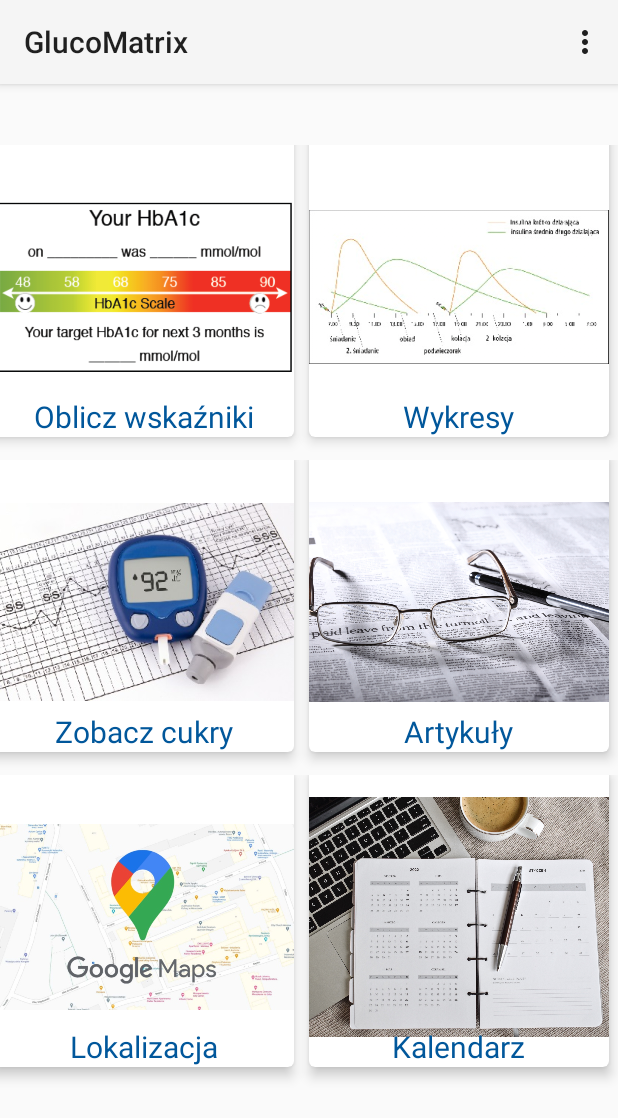
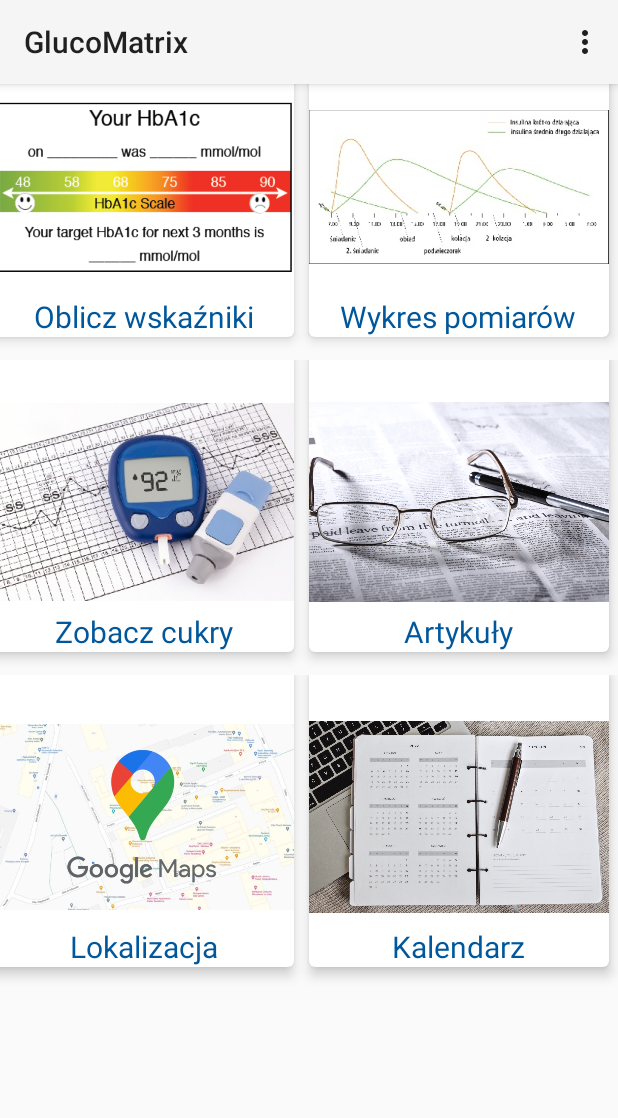
Before and after one commit to filip20121/glucometrix, an Android app: the MainActivity screen opened directly, with no data from a screen before it, on a phone screen of 412 x 824 dp. Shown: the top 1118 px of the screen. Run offline under Robolectric (Android 15) with nearby library versions, the phone set to English and light mode, and no system bars.

Commit message:
Cleanup code

```diff
--- a/app/src/main/java/com/example/glucometrix/Account.kt
+++ b/app/src/main/java/com/example/glucometrix/Account.kt
@@ -48,11 +48,6 @@ class Account : AppCompatActivity() {
             curPass.text = password
             Toast.makeText(applicationContext, "Password was changed", LENGTH_LONG)
         }
-        /* load image from gallery and display it, after pressing the back button image disapear
-        button.setOnClickListener {
-            val gallery = Intent(Intent.ACTION_PICK, MediaStore.Images.Media.INTERNAL_CONTENT_URI)
-            startActivityForResult(gallery, pickImage)
-        }*/
     }
     override fun onActivityResult(requestCode: Int, resultCode: Int, data: Intent?) {
         super.onActivityResult(requestCode, resultCode, data)
@@ -67,7 +62,6 @@ class Account : AppCompatActivity() {
         img = sharedPref.getString(
             "dane",
             "")
-        //imageView.setImageURI(Uri.parse(img))
     }
 
     override fun onPause() {
--- a/app/src/main/java/com/example/glucometrix/AddGluco.kt
+++ b/app/src/main/java/com/example/glucometrix/AddGluco.kt
@@ -10,7 +10,6 @@ import com.example.glucometrix.dataClass.GlucoseData
 import java.util.*
 
 class AddGluco : AppCompatActivity() {
-    var desc:String = ""
 
     @SuppressLint("ShowToast", "SetTextI18n")
     override fun onCreate(savedInstanceState: Bundle?) {
@@ -30,9 +29,7 @@ class AddGluco : AppCompatActivity() {
             }else{
                 confirm.text = "Wystąpił błąd. Pomiar nie został dodany"
             }
-
         }
-
 
 // Create an ArrayAdapter using the string array and a default spinner layout
         ArrayAdapter.createFromResource(
--- a/app/src/main/java/com/example/glucometrix/DatabaseHandler.kt
+++ b/app/src/main/java/com/example/glucometrix/DatabaseHandler.kt
@@ -135,7 +135,6 @@ class DatabaseHandler(context: Context): SQLiteOpenHelper(
             db.execSQL(strSQL)
         }
 
-        // db.update(TABLE_USERS, contentValues, "_id = ?", arrayOf(KEY_ID));
         db.close()
     }
 
@@ -267,8 +266,8 @@ class DatabaseHandler(context: Context): SQLiteOpenHelper(
         val dateGlucoseList: MutableList<DateGlucose> = ArrayList()
         val db = this.readableDatabase
         val userId = getCurrId(db)
-        val selectQuery = "SELECT $KEY_USER_ID, $KEY_DATE, $KEY_HOUR, $KEY_GLUCOSE, $KEY_DESC FROM $TABLE_GLUCO WHERE $KEY_USER_ID ='$userId' ORDER BY $KEY_DATE DESC;"
-        val selectQuery1 = "SELECT DISTINCT $KEY_DATE FROM $TABLE_GLUCO WHERE $KEY_USER_ID ='$userId';"
+        val selectQuery = "SELECT $KEY_USER_ID, $KEY_DATE, $KEY_HOUR, $KEY_GLUCOSE, $KEY_DESC FROM $TABLE_GLUCO WHERE $KEY_USER_ID ='$userId' ORDER BY $KEY_DATE, $KEY_HOUR DESC;"
+        val selectQuery1 = "SELECT DISTINCT $KEY_DATE FROM $TABLE_GLUCO WHERE $KEY_USER_ID ='$userId' ORDER BY $KEY_DATE DESC;"
 
         val c1: Cursor = db.rawQuery(selectQuery1, null)
             if (c1.moveToFirst()) {
@@ -455,4 +454,5 @@ class DatabaseHandler(context: Context): SQLiteOpenHelper(
     fun showPassword(): String {
         return curPassw
     }
+
 }
--- a/app/src/main/java/com/example/glucometrix/MainActivity.kt
+++ b/app/src/main/java/com/example/glucometrix/MainActivity.kt
@@ -13,7 +13,6 @@ import com.example.glucometrix.indicators.Indicators
 import com.example.glucometrix.maps.MapsActivity
 
 class MainActivity : AppCompatActivity() {
-    private val DESC: String = "DESC"
 
     override fun onCreate(savedInstanceState: Bundle?) {
         super.onCreate(savedInstanceState)
@@ -68,8 +67,6 @@ class MainActivity : AppCompatActivity() {
     override fun onOptionsItemSelected(item: MenuItem) = when (item.itemId) {
         R.id.action_add_glucose -> {
             val thread = Thread{
-                //val bundle = 3
-                //intent.putExtra(DESC, bundle);
                 startActivity(Intent(this, AddGluco::class.java))
             }
             thread.start()
@@ -78,8 +75,6 @@ class MainActivity : AppCompatActivity() {
 
         R.id.action_account -> {
             val thread = Thread{
-                //val bundle = 3
-                //intent.putExtra(DESC, bundle);
                 startActivity(Intent(this, Account::class.java))
             }
             thread.start()
@@ -87,8 +82,6 @@ class MainActivity : AppCompatActivity() {
         }
         R.id.action_logout -> {
             val thread = Thread{
-                //val bundle = 3
-                //intent.putExtra(DESC, bundle);
                 startActivity(Intent(this, Login::class.java))
                 finish()
             }
--- a/app/src/main/java/com/example/glucometrix/adapters/RecyclerSubAdapter.kt
+++ b/app/src/main/java/com/example/glucometrix/adapters/RecyclerSubAdapter.kt
@@ -16,6 +16,7 @@ class RecyclerSubAdapter(private var subItemList: List<GlucoseData>)
         return SubViewHolder(v)
     }
 
+
     override fun onBindViewHolder(subItemViewHolder: SubViewHolder, position: Int) {
         val subItem: GlucoseData = subItemList[position]
         subItemViewHolder.itemHour.text = subItem.getSubItemHour()
--- a/app/src/main/java/com/example/glucometrix/articles/Articles.kt
+++ b/app/src/main/java/com/example/glucometrix/articles/Articles.kt
@@ -90,8 +90,6 @@ class Articles : AppCompatActivity() {
         }
         R.id.action_logout -> {
             val thread = Thread{
-                //val bundle = 3
-                //intent.putExtra(DESC, bundle);
                 startActivity(Intent(this, Login::class.java))
                 finish()
             }
--- a/app/src/main/java/com/example/glucometrix/calendar/Calendar.kt
+++ b/app/src/main/java/com/example/glucometrix/calendar/Calendar.kt
@@ -66,8 +66,6 @@ class Calendar : AppCompatActivity() {
         }
         R.id.action_logout -> {
             val thread = Thread{
-                //val bundle = 3
-                //intent.putExtra(DESC, bundle);
                 startActivity(Intent(this, Login::class.java))
                 finish()
             }
--- a/app/src/main/java/com/example/glucometrix/indicators/Indicators.kt
+++ b/app/src/main/java/com/example/glucometrix/indicators/Indicators.kt
@@ -134,8 +134,6 @@ class Indicators : AppCompatActivity() {
         }
         R.id.action_logout -> {
             val thread = Thread{
-                //val bundle = 3
-                //intent.putExtra(DESC, bundle);
                 startActivity(Intent(this, Login::class.java))
                 finish()
             }
--- a/app/src/main/res/layout/activity_main.xml
+++ b/app/src/main/res/layout/activity_main.xml
@@ -7,7 +7,10 @@
     android:layout_height="match_parent"
     xmlns:card_view="http://schemas.android.com/apk/res-auto"
     tools:context=".MainActivity">
-
+<ScrollView
+    android:layout_width="match_parent"
+    android:layout_height="match_parent"
+    android:layout_marginTop="30sp">
      <LinearLayout
         android:layout_width="match_parent"
         android:layout_height="match_parent"
@@ -70,7 +73,7 @@
                     android:id="@+id/textViewGraph"
                     android:layout_width="wrap_content"
                     android:layout_height="wrap_content"
-                    android:text="@string/wykresy"
+                    android:text="@string/wykres"
                     android:layout_gravity="bottom|center"
                     android:textSize="20sp"
                     android:textColor="@color/light_blue_900"/>
@@ -199,7 +202,7 @@
                </androidx.cardview.widget.CardView>
            </LinearLayout>
     </LinearLayout>
-
+</ScrollView>
     <include
         layout="@layout/toolbar"/>
 </androidx.constraintlayout.widget.ConstraintLayout>
--- a/app/src/main/res/layout/list_sub_item.xml
+++ b/app/src/main/res/layout/list_sub_item.xml
@@ -59,6 +59,10 @@
                     android:text="@string/glucose"
                     android:textColor="#00F"
                     android:textSize="25sp" />
+                <Button
+                    android:layout_width="wrap_content"
+                    android:layout_height="wrap_content"
+                    android:text="usuń"/>
             </LinearLayout>
     </RelativeLayout>
 
--- a/app/src/main/res/values/strings.xml
+++ b/app/src/main/res/values/strings.xml
@@ -77,4 +77,5 @@
     <string name="title_activity_maps">Map</string>
     <string name="kalendarz">Kalendarz</string>
     <string name="logout">Wyloguj się</string>
+    <string name="wykres">Wykres pomiarów</string>
 </resources>
```
Also changed, not shown: app/src/main/java/com/example/glucometrix/Chart/Graph.kt (+1 -24 lines), app/src/main/java/com/example/glucometrix/GlucoResults.kt (+1 -30 lines), app/src/main/java/com/example/glucometrix/Loading.kt (+0 -12 lines), app/src/main/java/com/example/glucometrix/articles/WebPageFragment.kt (+0 -14 lines), app/src/main/java/com/example/glucometrix/maps/MapsActivity.kt (+11 -14 lines), app/src/main/res/layout/activity_calendar.xml (+6 -1 lines), app/src/main/res/drawable/kalendarz.jpg.
